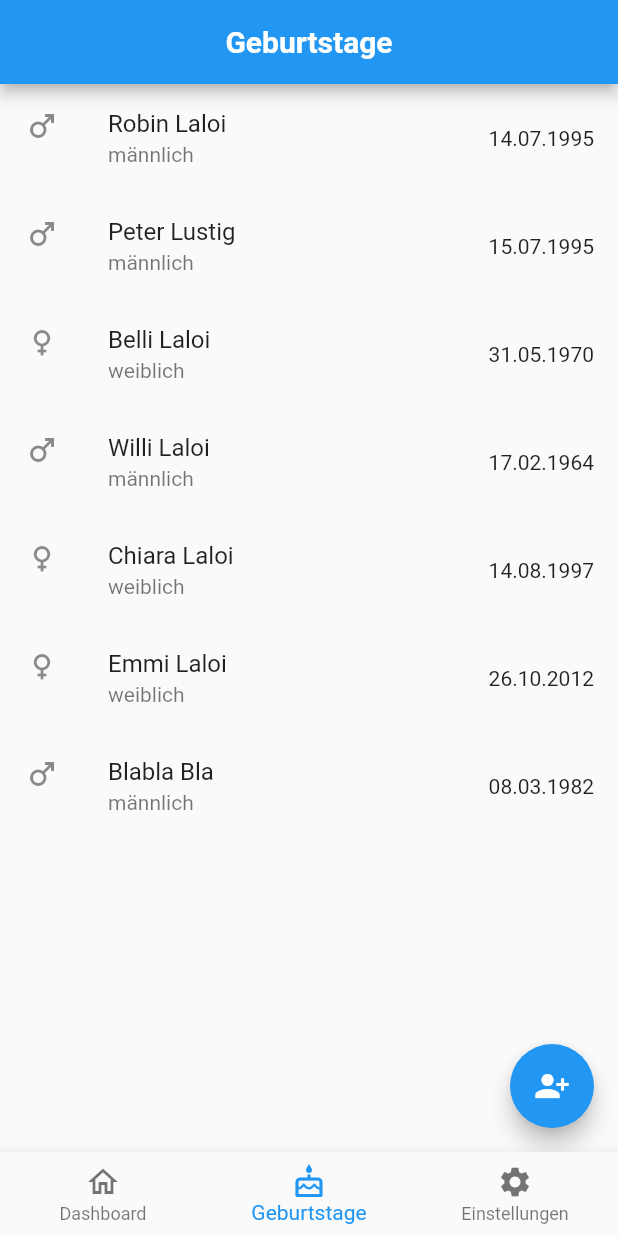
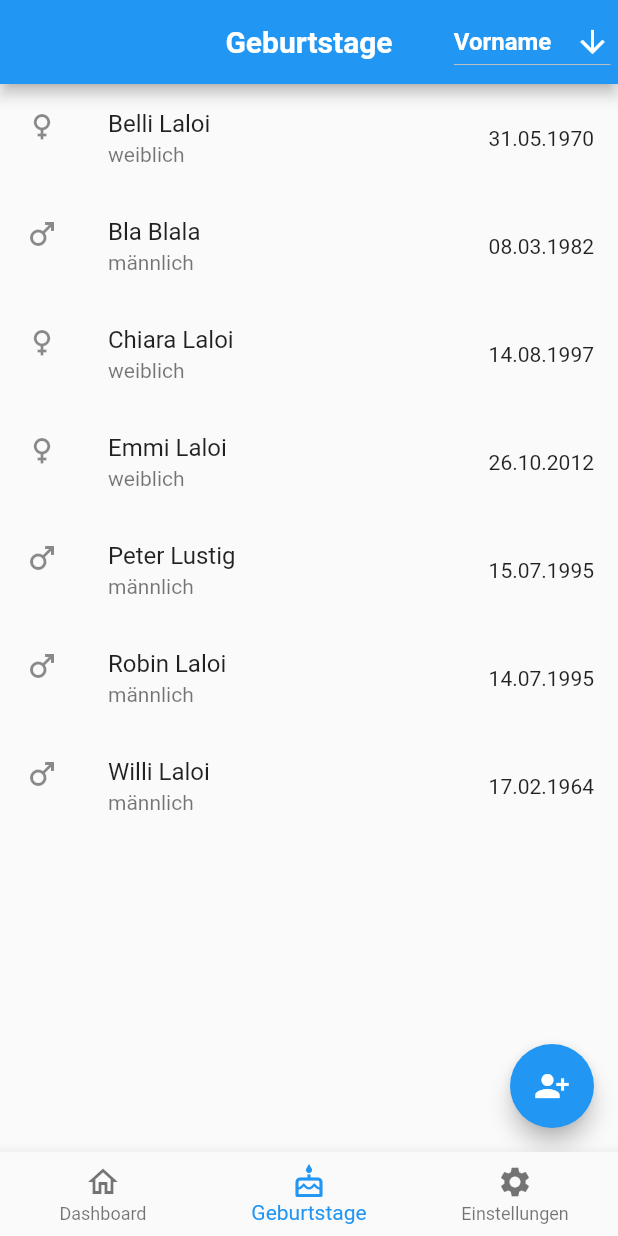
Before and after one commit to Slater1407/geburtstags_app_by_robin, a Flutter app: the screen it shows after launch, on a phone screen of 412 x 824 dp. Run offline on Flutter 3.47's test engine with Material 2 defaults, Android fonts, the phone set to English and light mode, and no system bars; statements that could not run were skipped.

Commit message:
added filter for birthdays and added folders

```diff
--- a/lib/models/birthday.dart
+++ b/lib/models/birthday.dart
@@ -2,7 +2,11 @@ import 'package:flutter/material.dart';
 import 'package:intl/intl.dart';
 
 class Birthday {
-  Birthday({required this.name, required this.date, required this.gender}) {
+  Birthday(
+      {required this.foreName,
+      required this.lastName,
+      required this.date,
+      required this.gender}) {
     if (gender == Genders.male) {
       genderString = "männlich";
       profileImage = Icons.male_outlined;
@@ -13,7 +17,8 @@ class Birthday {
     dateString = DateFormat("dd.MM.yyyy").format(date);
   }
 
-  String name;
+  String foreName;
+  String lastName;
   DateTime date;
   String? dateString;
   Genders gender;
--- a/lib/myapp.dart
+++ b/lib/myapp.dart
@@ -2,8 +2,8 @@ import 'package:flutter/material.dart';
 import 'package:geburtstags_app_by_robin/screens/birthday/birthdays.screen.dart';
 import 'package:geburtstags_app_by_robin/screens/birthday/detail/birthday.detail.screen.dart';
 import 'package:geburtstags_app_by_robin/screens/birthday/forms/birthday.form.dart';
-import 'package:geburtstags_app_by_robin/screens/dashboard.screen.dart';
-import 'package:geburtstags_app_by_robin/screens/settings.screen.dart';
+import 'package:geburtstags_app_by_robin/screens/dashboard/dashboard.screen.dart';
+import 'package:geburtstags_app_by_robin/screens/settings/settings.screen.dart';
 
 import 'templates/template.dart';
 
--- a/lib/repositories/birthday.repo.dart
+++ b/lib/repositories/birthday.repo.dart
@@ -9,31 +9,40 @@ class BirthdayRepo {
 
   BirthdayRepo._internal() {
     _birthdays.add(Birthday(
-        name: "Robin Laloi",
+        foreName: "Robin",
+        lastName: 'Laloi',
         date: DateTime(1995, 7, 14),
         gender: Genders.male));
     _birthdays.add(Birthday(
-        name: "Peter Lustig",
+        foreName: "Peter",
+        lastName: 'Lustig',
         date: DateTime(1995, 7, 15),
         gender: Genders.male));
     _birthdays.add(Birthday(
-        name: "Belli Laloi",
+        foreName: "Belli",
+        lastName: 'Laloi',
         date: DateTime(1970, 5, 31),
         gender: Genders.female));
     _birthdays.add(Birthday(
-        name: "Willi Laloi",
+        foreName: "Willi",
+        lastName: 'Laloi',
         date: DateTime(1964, 2, 17),
         gender: Genders.male));
     _birthdays.add(Birthday(
-        name: "Chiara Laloi",
+        foreName: "Chiara",
+        lastName: 'Laloi',
         date: DateTime(1997, 8, 14),
         gender: Genders.female));
     _birthdays.add(Birthday(
-        name: "Emmi Laloi",
+        foreName: "Emmi",
+        lastName: 'Laloi',
         date: DateTime(2012, 10, 26),
         gender: Genders.female));
     _birthdays.add(Birthday(
-        name: "Blabla Bla", date: DateTime(1982, 3, 8), gender: Genders.male));
+        foreName: "Bla",
+        lastName: 'Blala',
+        date: DateTime(1982, 3, 8),
+        gender: Genders.male));
   }
 
   final List<Birthday> _birthdays = [];
@@ -56,4 +65,22 @@ class BirthdayRepo {
   void delete(Birthday birthday) {
     _birthdays.remove(birthday);
   }
+
+  void sortFromFilter(String filter) {
+    if (filter == 'Vorname') {
+      _birthdays.sort(
+        (a, b) => a.foreName.compareTo(b.foreName),
+      );
+    } else if (filter == 'Nachname') {
+      _birthdays.sort(
+        (a, b) => a.lastName.compareTo(b.lastName),
+      );
+    } else if (filter == 'Geburtstag') {
+      _birthdays.sort(
+        (a, b) => a.date.compareTo(b.date),
+      );
+    } else {
+      return;
+    }
+  }
 }
--- a/lib/screens/birthday/birthdays.screen.dart
+++ b/lib/screens/birthday/birthdays.screen.dart
@@ -17,9 +17,14 @@ class BirthdaysScreen extends StatefulWidget {
 }
 
 class _BirthdaysScreenState extends State<BirthdaysScreen> {
+  final filterList = <String>['Vorname', 'Nachname', 'Geburtstag'];
+  String dropDownValue = 'Vorname';
+
   @override
   Widget build(BuildContext context) {
+    BirthdayRepo().sortFromFilter(dropDownValue);
     final birthdays = BirthdayRepo().getBirthdays();
+    //birthdays = BirthdayRepo().sortFromFilter(dropDownValue);
     return Scaffold(
       appBar: AppBar(
         centerTitle: true,
@@ -27,6 +32,34 @@ class _BirthdaysScreenState extends State<BirthdaysScreen> {
           "Geburtstage",
           style: TextStyle(fontWeight: FontWeight.bold),
         ),
+        actions: [
+          Padding(
+              padding: const EdgeInsets.all(5.0),
+              child: DropdownButton(
+                dropdownColor: const Color.fromARGB(255, 26, 120, 197),
+                value: dropDownValue,
+                elevation: 16,
+                icon: const Icon(
+                  Icons.arrow_downward,
+                  color: Colors.white,
+                ),
+                onChanged: (String? value) {
+                  setState(() {
+                    dropDownValue = value!;
+                  });
+                },
+                items: filterList.map<DropdownMenuItem<String>>((String value) {
+                  return DropdownMenuItem<String>(
+                    value: value,
+                    child: Text(
+                      value,
+                      style: const TextStyle(
+                          color: Colors.white, fontWeight: FontWeight.bold),
+                    ),
+                  );
+                }).toList(),
+              ))
+        ],
       ),
       body: ListView.builder(
           itemCount: birthdays.length,
@@ -49,8 +82,8 @@ class _BirthdaysScreenState extends State<BirthdaysScreen> {
                           },
                         ),
                         duration: const Duration(seconds: 4),
-                        content:
-                            Text("Geburtstag von ${birthday.name} gelöscht")));
+                        content: Text(
+                            "Geburtstag von ${birthday.foreName} ${birthday.foreName} gelöscht")));
                   });
                 },
                 key: UniqueKey(),
@@ -70,7 +103,8 @@ class _BirthdaysScreenState extends State<BirthdaysScreen> {
                 ),
                 child: ListTile(
                   leading: Icon(birthdays[index].profileImage),
-                  title: Text(birthdays[index].name),
+                  title: Text(
+                      '${birthdays[index].foreName} ${birthdays[index].lastName}'),
                   subtitle: Text(birthdays[index].genderString!),
                   trailing: Text(
                       DateFormat("dd.MM.yyyy").format(birthdays[index].date)),
--- a/lib/screens/birthday/detail/birthday.detail.screen.dart
+++ b/lib/screens/birthday/detail/birthday.detail.screen.dart
@@ -19,12 +19,14 @@ class _BirthdayDetailScreenState extends State<BirthdayDetailScreen> {
   Widget build(BuildContext context) {
     birthday ??= ModalRoute.of(context)!.settings.arguments as Birthday;
 
+    // ignore: no_leading_underscores_for_local_identifiers
     void _showAlertDialog() {
       showDialog(
           context: context,
           builder: (BuildContext context) {
             return AlertDialog(
-              title: Text("${birthday!.name} wirklich löschen?"),
+              title: Text(
+                  "${birthday!.foreName} ${birthday!.lastName} wirklich löschen?"),
               actions: <Widget>[
                 TextButton(
                     onPressed: () {
@@ -85,7 +87,7 @@ class _BirthdayDetailScreenState extends State<BirthdayDetailScreen> {
           crossAxisAlignment: CrossAxisAlignment.start,
           children: [
             Text(
-              "Name: ${birthday!.name}",
+              "Name: ${birthday!.foreName} ${birthday!.lastName}",
               style: const TextStyle(fontWeight: FontWeight.bold),
             ),
             const SizedBox(height: 15),
```
Also changed, not shown: lib/screens/birthday/forms/birthday.form.dart (+32 -7 lines), lib/screens/dashboard/dashboard.screen.dart (renamed from lib/screens/settings.screen.dart, +7 -7 lines), lib/screens/settings/settings.screen.dart (renamed from lib/screens/dashboard.screen.dart, +7 -7 lines), pubspec.lock, 1 other file.
